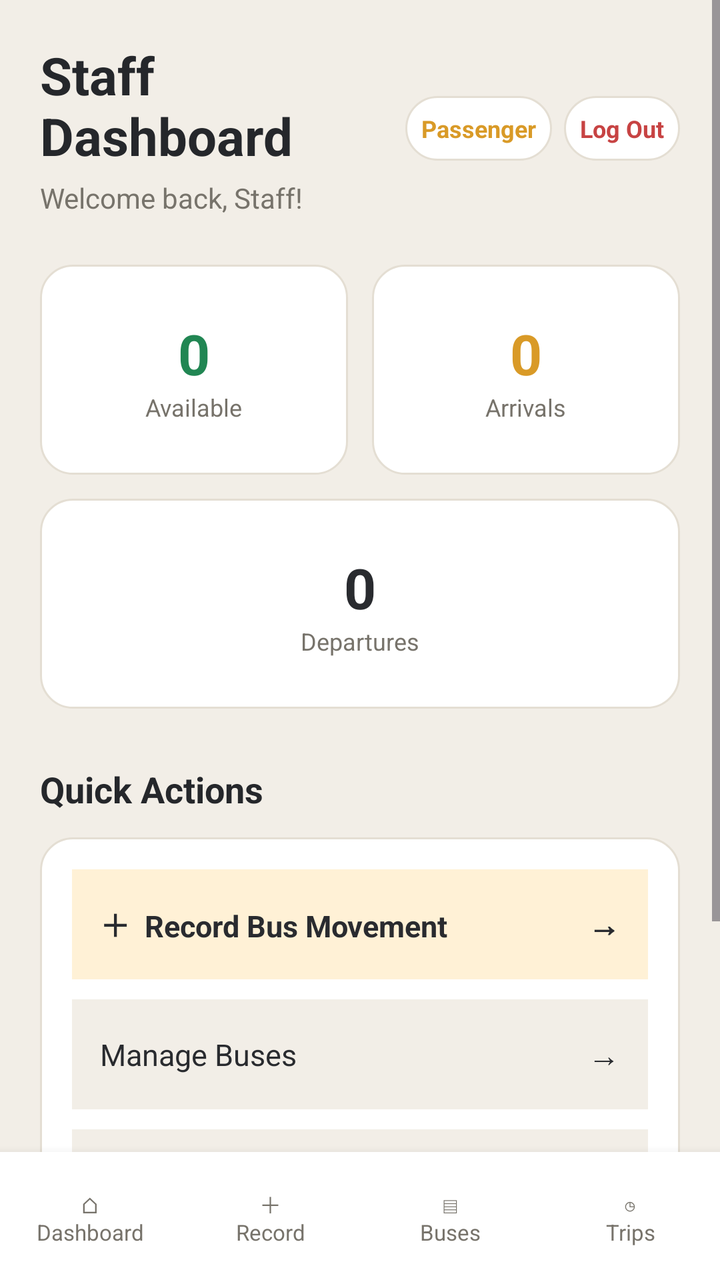
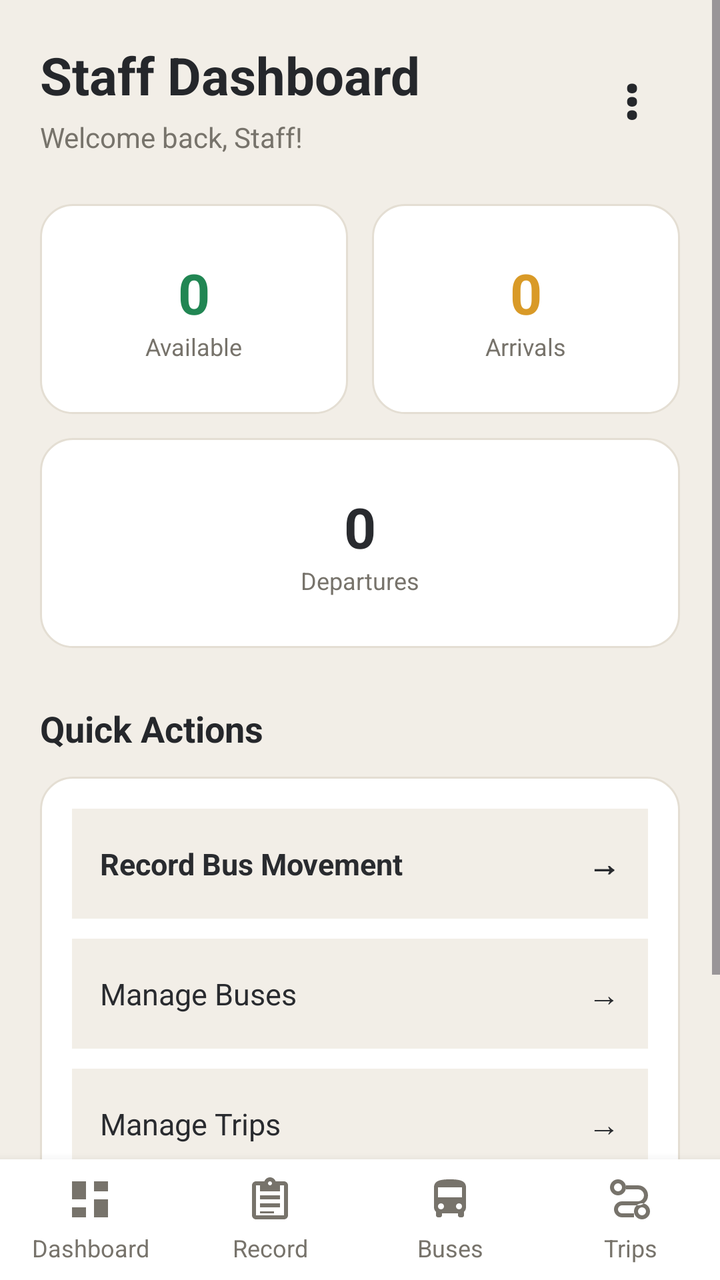

The first picture is an Android layout as it rendered before a commit; the second is the same layout after the commit. The layout source and the unified diff follow.
<!-- AndroidManifest.xml: application theme Theme.PabamaApp -->
<!-- res/layout/activity_staff_dashboard.xml -->
<LinearLayout xmlns:android="http://schemas.android.com/apk/res/android"
    android:id="@+id/main"
    android:layout_width="match_parent"
    android:layout_height="match_parent"
    android:orientation="vertical"
    android:background="@color/background">

    <ScrollView
        android:layout_width="match_parent"
        android:layout_height="0dp"
        android:layout_weight="1"
        android:fillViewport="true">

        <LinearLayout
            android:layout_width="match_parent"
            android:layout_height="wrap_content"
            android:orientation="vertical"
            android:padding="20dp">

            <LinearLayout
                android:layout_width="match_parent"
                android:layout_height="wrap_content"
                android:orientation="horizontal"
                android:gravity="center_vertical">

                <LinearLayout
                    android:layout_width="0dp"
                    android:layout_height="wrap_content"
                    android:layout_weight="1"
                    android:orientation="vertical">

                    <TextView
                        android:layout_width="wrap_content"
                        android:layout_height="wrap_content"
                        android:text="Staff Dashboard"
                        android:textColor="@color/text_primary"
                        android:textSize="26sp"
                        android:textStyle="bold" />

                    <TextView
                        android:id="@+id/txtStaffWelcome"
                        android:layout_width="wrap_content"
                        android:layout_height="wrap_content"
                        android:layout_marginTop="4dp"
                        android:text="Welcome back, Staff!"
                        android:textColor="@color/text_secondary"
                        android:textSize="14sp" />
                </LinearLayout>

                <TextView
                    android:id="@+id/btnPassengerView"
                    android:layout_width="wrap_content"
                    android:layout_height="wrap_content"
                    android:text="Passenger"
                    android:textColor="@color/accent"
                    android:textSize="12sp"
                    android:textStyle="bold"
                    android:padding="8dp"
                    android:background="@drawable/bg_card"
                    android:layout_marginEnd="6dp" />

                <TextView
                    android:id="@+id/btnStaffLogout"
                    android:layout_width="wrap_content"
                    android:layout_height="wrap_content"
                    android:text="Log Out"
                    android:textColor="@color/status_unavailable"
                    android:textSize="12sp"
                    android:textStyle="bold"
                    android:padding="8dp"
                    android:background="@drawable/bg_card" />

            </LinearLayout>

            <LinearLayout
                android:layout_width="match_parent"
                android:layout_height="wrap_content"
                android:layout_marginTop="24dp"
                android:orientation="horizontal">

                <LinearLayout
                    android:layout_width="0dp"
                    android:layout_height="105dp"
                    android:layout_weight="1"
                    android:layout_marginEnd="6dp"
                    android:orientation="vertical"
                    android:gravity="center"
                    android:background="@drawable/bg_card"
                    android:padding="12dp">

                    <TextView
                        android:id="@+id/txtStaffCountAvailable"
                        android:layout_width="wrap_content"
                        android:layout_height="wrap_content"
                        android:text="0"
                        android:textColor="@color/status_available"
                        android:textSize="28sp"
                        android:textStyle="bold" />

                    <TextView
                        android:layout_width="wrap_content"
                        android:layout_height="wrap_content"
                        android:text="Available"
                        android:textColor="@color/text_secondary"
                        android:textSize="12sp" />

                </LinearLayout>

                <LinearLayout
                    android:layout_width="0dp"
                    android:layout_height="105dp"
                    android:layout_weight="1"
                    android:layout_marginStart="6dp"
                    android:orientation="vertical"
                    android:gravity="center"
                    android:background="@drawable/bg_card"
                    android:padding="12dp">

                    <TextView
                        android:id="@+id/txtStaffCountArrivals"
                        android:layout_width="wrap_content"
                        android:layout_height="wrap_content"
                        android:text="0"
                        android:textColor="@color/accent"
                        android:textSize="28sp"
                        android:textStyle="bold" />

                    <TextView
                        android:layout_width="wrap_content"
                        android:layout_height="wrap_content"
                        android:text="Arrivals"
                        android:textColor="@color/text_secondary"
                        android:textSize="12sp" />

                </LinearLayout>

            </LinearLayout>

            <LinearLayout
                android:layout_width="match_parent"
                android:layout_height="105dp"
                android:layout_marginTop="12dp"
                android:orientation="vertical"
                android:gravity="center"
                android:background="@drawable/bg_card"
                android:padding="12dp">

                <TextView
                    android:id="@+id/txtStaffCountDepartures"
                    android:layout_width="wrap_content"
                    android:layout_height="wrap_content"
                    android:text="0"
                    android:textColor="@color/primary"
                    android:textSize="28sp"
                    android:textStyle="bold" />

                <TextView
                    android:layout_width="wrap_content"
                    android:layout_height="wrap_content"
                    android:text="Departures"
                    android:textColor="@color/text_secondary"
                    android:textSize="12sp" />

            </LinearLayout>

            <TextView
                android:layout_width="wrap_content"
                android:layout_height="wrap_content"
                android:layout_marginTop="28dp"
                android:text="Quick Actions"
                android:textColor="@color/text_primary"
                android:textSize="18sp"
                android:textStyle="bold" />

            <LinearLayout
                android:layout_width="match_parent"
                android:layout_height="wrap_content"
                android:layout_marginTop="12dp"
                android:orientation="vertical"
                android:background="@drawable/bg_card"
                android:padding="16dp">

                <LinearLayout
                    android:id="@+id/btnRecordMovement"
                    android:layout_width="match_parent"
                    android:layout_height="55dp"
                    android:orientation="horizontal"
                    android:gravity="center_vertical"
                    android:paddingStart="14dp"
                    android:paddingEnd="14dp"
                    android:background="@color/accent_light">

                    <TextView
                        android:layout_width="0dp"
                        android:layout_height="wrap_content"
                        android:layout_weight="1"
                        android:text="＋  Record Bus Movement"
                        android:textColor="@color/primary"
                        android:textSize="15sp"
                        android:textStyle="bold" />

                    <TextView
                        android:layout_width="wrap_content"
                        android:layout_height="wrap_content"
                        android:text="→"
                        android:textColor="@color/primary"
                        android:textSize="16sp"
                        android:textStyle="bold" />
                </LinearLayout>

                <LinearLayout
                    android:id="@+id/btnManageBuses"
                    android:layout_width="match_parent"
                    android:layout_height="55dp"
                    android:layout_marginTop="10dp"
                    android:orientation="horizontal"
                    android:gravity="center_vertical"
                    android:paddingStart="14dp"
                    android:paddingEnd="14dp"
                    android:background="@color/background">

                    <TextView
                        android:layout_width="0dp"
                        android:layout_height="wrap_content"
                        android:layout_weight="1"
                        android:text="Manage Buses"
                        android:textColor="@color/primary"
                        android:textSize="15sp" />

                    <TextView
                        android:layout_width="wrap_content"
                        android:layout_height="wrap_content"
                        android:text="→"
                        android:textColor="@color/primary"
                        android:textSize="16sp" />
                </LinearLayout>

                <LinearLayout
                    android:id="@+id/btnManageTrips"
                    android:layout_width="match_parent"
                    android:layout_height="55dp"
                    android:layout_marginTop="10dp"
                    android:orientation="horizontal"
                    android:gravity="center_vertical"
                    android:paddingStart="14dp"
                    android:paddingEnd="14dp"
                    android:background="@color/background">

                    <TextView
                        android:layout_width="0dp"
                        android:layout_height="wrap_content"
                        android:layout_weight="1"
                        android:text="Manage Trips"
                        android:textColor="@color/primary"
                        android:textSize="15sp" />

                    <TextView
                        android:layout_width="wrap_content"
                        android:layout_height="wrap_content"
                        android:text="→"
                        android:textColor="@color/primary"
                        android:textSize="16sp" />
                </LinearLayout>

                <LinearLayout
                    android:id="@+id/btnOpenAdminPanel"
                    android:layout_width="match_parent"
                    android:layout_height="55dp"
                    android:layout_marginTop="10dp"
                    android:orientation="horizontal"
                    android:gravity="center_vertical"
                    android:paddingStart="14dp"
                    android:paddingEnd="14dp"
                    android:visibility="gone"
                    android:background="@color/accent_light">

                    <TextView
                        android:layout_width="0dp"
                        android:layout_height="wrap_content"
                        android:layout_weight="1"
                        android:text="⚙  Administrator Portal"
                        android:textColor="@color/accent"
                        android:textSize="15sp"
                        android:textStyle="bold" />

                    <TextView
                        android:layout_width="wrap_content"
                        android:layout_height="wrap_content"
                        android:text="→"
                        android:textColor="@color/accent"
                        android:textSize="16sp"
                        android:textStyle="bold" />
                </LinearLayout>

            </LinearLayout>

            <TextView
                android:layout_width="wrap_content"
                android:layout_height="wrap_content"
                android:layout_marginTop="28dp"
                android:text="Current Buses"
                android:textColor="@color/text_primary"
                android:textSize="18sp"
                android:textStyle="bold" />

            <LinearLayout
                android:id="@+id/containerStaffBuses"
                android:layout_width="match_parent"
                android:layout_height="wrap_content"
                android:layout_marginTop="12dp"
                android:orientation="vertical" />

        </LinearLayout>

    </ScrollView>

    <include
        layout="@layout/layout_staff_bottom_nav"
        android:layout_width="match_parent"
        android:layout_height="64dp" />

</LinearLayout>
<!-- res/layout/layout_staff_bottom_nav.xml (included above) -->
<LinearLayout xmlns:android="http://schemas.android.com/apk/res/android"
    android:layout_width="match_parent"
    android:layout_height="wrap_content"
    android:orientation="horizontal"
    android:background="@color/surface"
    android:elevation="8dp"
    android:paddingTop="10dp"
    android:paddingBottom="10dp">

    <TextView
        android:id="@+id/btnStaffDashboard"
        android:layout_width="0dp"
        android:layout_height="wrap_content"
        android:layout_weight="1"
        android:gravity="center"
        android:padding="8dp"
        android:text="⌂&#10;Dashboard"
        android:textColor="@color/text_secondary"
        android:textSize="11sp" />

    <TextView
        android:id="@+id/btnStaffRecord"
        android:layout_width="0dp"
        android:layout_height="wrap_content"
        android:layout_weight="1"
        android:gravity="center"
        android:padding="8dp"
        android:text="＋&#10;Record"
        android:textColor="@color/text_secondary"
        android:textSize="11sp" />

    <TextView
        android:id="@+id/btnStaffBuses"
        android:layout_width="0dp"
        android:layout_height="wrap_content"
        android:layout_weight="1"
        android:gravity="center"
        android:padding="8dp"
        android:text="▤&#10;Buses"
        android:textColor="@color/text_secondary"
        android:textSize="11sp" />

    <TextView
        android:id="@+id/btnStaffTrips"
        android:layout_width="0dp"
        android:layout_height="wrap_content"
        android:layout_weight="1"
        android:gravity="center"
        android:padding="8dp"
        android:text="◷&#10;Trips"
        android:textColor="@color/text_secondary"
        android:textSize="11sp" />

</LinearLayout>
<!-- resources referenced by this layout -->
<resources>
  <color name="status_unavailable">#C74343</color>
  <style name="Theme.PabamaApp" parent="Theme.Material3.DayNight.NoActionBar">
          <item name="colorPrimary">@color/primary</item>
          <item name="colorPrimaryVariant">@color/primary_dark</item>
          <item name="colorOnPrimary">@color/white</item>
          <item name="colorSecondary">@color/accent</item>
          <item name="android:statusBarColor">@color/primary_dark</item>
          <item name="android:windowBackground">@color/background</item>
      </style>
  <!-- unchanged entries left out for length: 12 -->
</resources>

<!-- the commit's change to res/layout/activity_staff_dashboard.xml (unified diff, before → after) -->
@@ -48,27 +48,18 @@
                 </LinearLayout>
 
                 <TextView
-                    android:id="@+id/btnPassengerView"
-                    android:layout_width="wrap_content"
-                    android:layout_height="wrap_content"
-                    android:text="Passenger"
-                    android:textColor="@color/accent"
-                    android:textSize="12sp"
+                    android:id="@+id/btnStaffMenu"
+                    android:layout_width="48dp"
+                    android:layout_height="48dp"
+                    android:text="&#8942;"
+                    android:textSize="28sp"
                     android:textStyle="bold"
-                    android:padding="8dp"
-                    android:background="@drawable/bg_card"
-                    android:layout_marginEnd="6dp" />
-
-                <TextView
-                    android:id="@+id/btnStaffLogout"
-                    android:layout_width="wrap_content"
-                    android:layout_height="wrap_content"
-                    android:text="Log Out"
-                    android:textColor="@color/status_unavailable"
-                    android:textSize="12sp"
-                    android:textStyle="bold"
-                    android:padding="8dp"
-                    android:background="@drawable/bg_card" />
+                    android:textColor="@color/primary_dark"
+                    android:gravity="center"
+                    android:background="?attr/selectableItemBackgroundBorderless"
+                    android:contentDescription="Staff menu"
+                    android:clickable="true"
+                    android:focusable="true" />
 
             </LinearLayout>
 
@@ -188,13 +179,13 @@
                     android:gravity="center_vertical"
                     android:paddingStart="14dp"
                     android:paddingEnd="14dp"
-                    android:background="@color/accent_light">
+                    android:background="@color/background">
 
                     <TextView
                         android:layout_width="0dp"
                         android:layout_height="wrap_content"
                         android:layout_weight="1"
-                        android:text="＋  Record Bus Movement"
+                        android:text="Record Bus Movement"
                         android:textColor="@color/primary"
                         android:textSize="15sp"
                         android:textStyle="bold" />
@@ -317,7 +308,7 @@
     <include
         layout="@layout/layout_staff_bottom_nav"
         android:layout_width="match_parent"
-        android:layout_height="64dp" />
+        android:layout_height="wrap_content" />
 
 </LinearLayout>
 <!-- res/layout/layout_staff_bottom_nav.xml (included above) -->
@@ -327,8 +318,8 @@
     android:orientation="horizontal"
     android:background="@color/surface"
     android:elevation="8dp"
-    android:paddingTop="10dp"
-    android:paddingBottom="10dp">
+    android:paddingTop="4dp"
+    android:paddingBottom="4dp">
 
     <TextView
         android:id="@+id/btnStaffDashboard"
@@ -336,10 +327,13 @@
         android:layout_height="wrap_content"
         android:layout_weight="1"
         android:gravity="center"
-        android:padding="8dp"
-        android:text="⌂&#10;Dashboard"
+        android:padding="4dp"
+        android:text="Dashboard"
         android:textColor="@color/text_secondary"
-        android:textSize="11sp" />
+        android:textSize="12sp"
+        android:drawableTop="@drawable/ic_nav_dashboard"
+        android:drawablePadding="4dp"
+        android:drawableTint="@color/text_secondary" />
 
     <TextView
         android:id="@+id/btnStaffRecord"
@@ -347,10 +341,13 @@
         android:layout_height="wrap_content"
         android:layout_weight="1"
         android:gravity="center"
-        android:padding="8dp"
-        android:text="＋&#10;Record"
+        android:padding="4dp"
+        android:text="Record"
         android:textColor="@color/text_secondary"
-        android:textSize="11sp" />
+        android:textSize="12sp"
+        android:drawableTop="@drawable/ic_nav_record"
+        android:drawablePadding="4dp"
+        android:drawableTint="@color/text_secondary" />
 
     <TextView
         android:id="@+id/btnStaffBuses"
@@ -358,10 +355,13 @@
         android:layout_height="wrap_content"
         android:layout_weight="1"
         android:gravity="center"
-        android:padding="8dp"
-        android:text="▤&#10;Buses"
+        android:padding="4dp"
+        android:text="Buses"
         android:textColor="@color/text_secondary"
-        android:textSize="11sp" />
+        android:textSize="12sp"
+        android:drawableTop="@drawable/ic_nav_bus"
+        android:drawablePadding="4dp"
+        android:drawableTint="@color/text_secondary" />
 
     <TextView
         android:id="@+id/btnStaffTrips"
@@ -369,9 +369,12 @@
         android:layout_height="wrap_content"
         android:layout_weight="1"
         android:gravity="center"
-        android:padding="8dp"
-        android:text="◷&#10;Trips"
+        android:padding="4dp"
+        android:text="Trips"
         android:textColor="@color/text_secondary"
-        android:textSize="11sp" />
+        android:textSize="12sp"
+        android:drawableTop="@drawable/ic_nav_trips"
+        android:drawablePadding="4dp"
+        android:drawableTint="@color/text_secondary" />
 
 </LinearLayout>
<!-- resource entries referenced after the edit -->
@@ -1,14 +1,113 @@
 <!-- resources referenced by this layout -->
 <resources>
-  <color name="status_unavailable">#C74343</color>
+  <!-- drawable ic_nav_bus (drawable) -->
+  <vector xmlns:android="http://schemas.android.com/apk/res/android"
+      android:width="24dp"
+      android:height="24dp"
+      android:viewportWidth="24"
+      android:viewportHeight="24">
+  
+      <path
+          android:fillColor="#000000"
+          android:pathData="M4,16c0,0.88 0.39,1.67 1,2.22V20c0,0.55 0.45,1 1,1h1c0.55,0 1,-0.45 1,-1v-1h8v1c0,0.55 0.45,1 1,1h1c0.55,0 1,-0.45 1,-1v-1.78c0.61,-0.55 1,-1.34 1,-2.22V6c0,-3.5 -3.58,-4 -8,-4S4,2.5 4,6v10zM7.5,17c-0.83,0 -1.5,-0.67 -1.5,-1.5S6.67,14 7.5,14 9,14.67 9,15.5 8.33,17 7.5,17zM16.5,17c-0.83,0 -1.5,-0.67 -1.5,-1.5s0.67,-1.5 1.5,-1.5 1.5,0.67 1.5,1.5 -0.67,1.5 -1.5,1.5zM18,11H6V6h12v5z" />
+  
+  </vector>
+  <!-- drawable ic_nav_dashboard (drawable) -->
+  <vector xmlns:android="http://schemas.android.com/apk/res/android"
+      android:width="24dp"
+      android:height="24dp"
+      android:viewportWidth="24"
+      android:viewportHeight="24">
+  
+      <path
+          android:fillColor="#000000"
+          android:pathData="M3,3h7v9H3zM14,3h7v5h-7zM14,12h7v9h-7zM3,16h7v5H3z" />
+  
+  </vector>
+  <!-- drawable ic_nav_record (drawable) -->
+  <vector xmlns:android="http://schemas.android.com/apk/res/android"
+      android:width="24dp"
+      android:height="24dp"
+      android:viewportWidth="24"
+      android:viewportHeight="24">
+  
+      <path
+          android:fillColor="#000000"
+          android:pathData="M19,3h-4.18C14.4,1.84 13.3,1 12,1s-2.4,0.84 -2.82,2H5c-1.1,0 -2,0.9 -2,2v15c0,1.1 0.9,2 2,2h14c1.1,0 2,-0.9 2,-2V5c0,-1.1 -0.9,-2 -2,-2zM12,3c0.55,0 1,0.45 1,1s-0.45,1 -1,1 -1,-0.45 -1,-1 0.45,-1 1,-1zM19,20H5V5h2v3h10V5h2zM7,10h10v2H7zM7,14h10v2H7zM7,18h7v1H7z" />
+  
+  </vector>
+  <!-- drawable ic_nav_trips (drawable) -->
+  <vector xmlns:android="http://schemas.android.com/apk/res/android"
+      android:width="24dp"
+      android:height="24dp"
+      android:viewportWidth="24"
+      android:viewportHeight="24">
+  
+      <path
+          android:fillColor="#000000"
+          android:pathData="M6,2a4,4 0,1 0,0 8a4,4 0,1 0,0 -8zM6,4a2,2 0,1 1,0 4a2,2 0,1 1,0 -4zM18,14a4,4 0,1 0,0 8a4,4 0,1 0,0 -8zM18,16a2,2 0,1 1,0 4a2,2 0,1 1,0 -4zM10,5h6a5,5 0,0 1,0 10H8a2,2 0,0 0,0 4h6v2H8a4,4 0,0 1,0 -8h8a3,3 0,0 0,0 -6h-6z" />
+  
+  </vector>
   <style name="Theme.PabamaApp" parent="Theme.Material3.DayNight.NoActionBar">
+  
           <item name="colorPrimary">@color/primary</item>
           <item name="colorPrimaryVariant">@color/primary_dark</item>
           <item name="colorOnPrimary">@color/white</item>
           <item name="colorSecondary">@color/accent</item>
           <item name="android:statusBarColor">@color/primary_dark</item>
           <item name="android:windowBackground">@color/background</item>
+  
+          
+          <item name="android:windowAnimationStyle">@style/NoActivityAnimation</item>
+  
+          
+          <item name="alertDialogTheme">@style/Theme.PabamaApp.Dialog</item>
+  
       </style>
+  <style name="NoActivityAnimation">
+          <item name="android:activityOpenEnterAnimation">@null</item>
+          <item name="android:activityOpenExitAnimation">@null</item>
+          <item name="android:activityCloseEnterAnimation">@null</item>
+          <item name="android:activityCloseExitAnimation">@null</item>
+  
+          <item name="android:taskOpenEnterAnimation">@null</item>
+          <item name="android:taskOpenExitAnimation">@null</item>
+          <item name="android:taskCloseEnterAnimation">@null</item>
+          <item name="android:taskCloseExitAnimation">@null</item>
+  
+          <item name="android:windowEnterAnimation">@null</item>
+          <item name="android:windowExitAnimation">@null</item>
+      </style>
+  <style name="Theme.PabamaApp.Dialog" parent="ThemeOverlay.AppCompat.Dialog.Alert">
+          <item name="android:windowAnimationStyle">@style/NoActivityAnimation</item>
+  
+          <item name="colorAccent">@color/dialog_action</item>
+          <item name="android:colorAccent">@color/dialog_action</item>
+  
+          <item name="android:colorBackground">@color/dialog_background</item>
+          <item name="android:textColorPrimary">@color/dialog_text</item>
+          <item name="android:textColorSecondary">@color/dialog_hint</item>
+          <item name="android:textColorHint">@color/dialog_hint</item>
+  
+          <item name="buttonBarPositiveButtonStyle">@style/DialogActionButton</item>
+          <item name="buttonBarNegativeButtonStyle">@style/DialogCancelButton</item>
+          <item name="buttonBarNeutralButtonStyle">@style/DialogDeleteButton</item>
+  
+      </style>
+  <color name="dialog_action">#F4B942</color>
+  <color name="dialog_background">#404040</color>
+  <color name="dialog_text">#FFFFFF</color>
+  <color name="dialog_hint">#D1D1D1</color>
+  <style name="DialogActionButton" parent="Widget.AppCompat.Button.ButtonBar.AlertDialog">
+          <item name="android:textColor">@color/dialog_action</item>
+      </style>
+  <style name="DialogCancelButton" parent="Widget.AppCompat.Button.ButtonBar.AlertDialog">
+          <item name="android:textColor">@color/dialog_text</item>
+      </style>
+  <style name="DialogDeleteButton" parent="Widget.AppCompat.Button.ButtonBar.AlertDialog">
+          <item name="android:textColor">@color/dialog_delete</item>
+      </style>
+  <color name="dialog_delete">#FF8A80</color>
   <!-- unchanged entries left out for length: 12 -->
 </resources>
 
